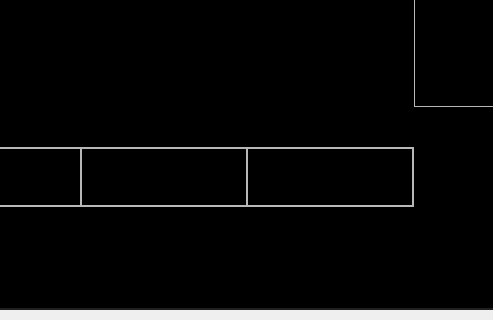
Above: main.ui from SurfonL/Crest before the change; both pictures show x 436 to 929 and y 506 to 826 of the 1200 by 826 pixel window. Below: the same form after it.
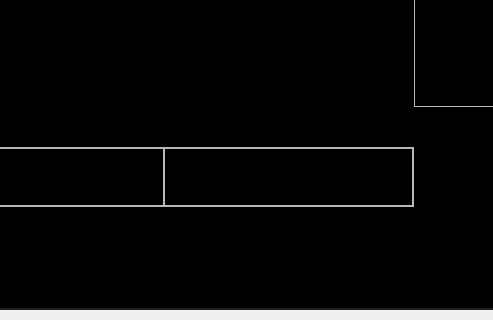
That is the form after the change. The open tabs and pages were chosen to show the change. Icons and pictures are not drawn.

```diff
--- a/main.ui
+++ b/main.ui
@@ -1008,17 +1008,6 @@
              <layout class="QVBoxLayout" name="pause_button_layout"/>
             </widget>
            </item>
-           <item>
-            <widget class="QFrame" name="frame_5">
-             <property name="frameShape">
-              <enum>QFrame::StyledPanel</enum>
-             </property>
-             <property name="frameShadow">
-              <enum>QFrame::Raised</enum>
-             </property>
-             <layout class="QVBoxLayout" name="stop_button_layout"/>
-            </widget>
-           </item>
           </layout>
          </widget>
         </item>
```
Left out of the diff: 4 changed lines with no effect on the pictures.
